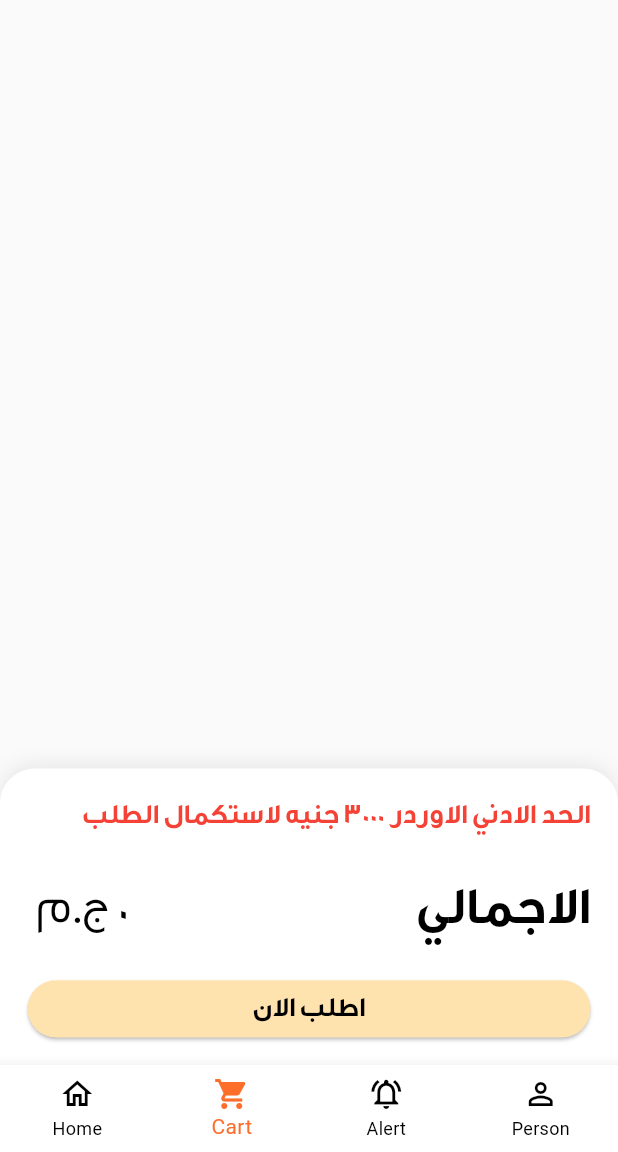
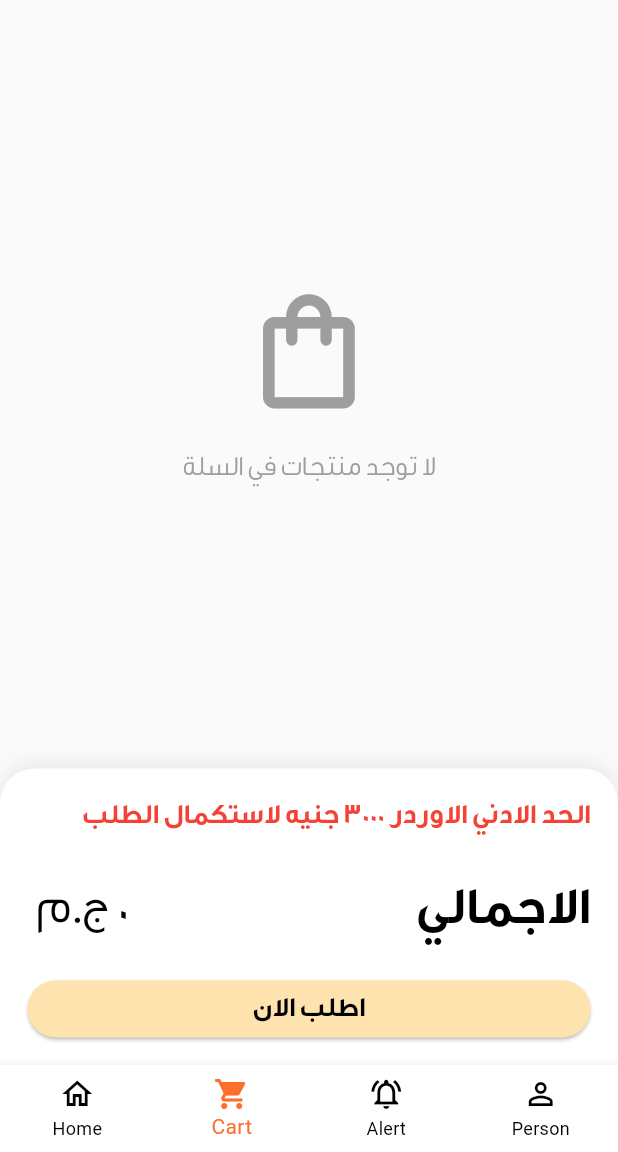
Before and after one commit to moelsayed1/awlad_khedr, a Flutter app: the CartViewPage screen opened by its route, on a phone screen of 412 x 824 dp, the part 84-1236 px from its top. Run offline on Flutter 3.47's test engine with Material 3 defaults, Android fonts, the phone set to English and light mode, and no system bars; our stand-ins replace carousel_slider, file_picker, flutter_rating_stars, flutter_screenutil, go_router, shared_preferences; accounts and stored records are empty; project files that could hold a hidden picture were left out.

Commit message:
Update CartViewPage to handle empty cart state
- Modified the cart view to display a message and icon when there are no products in the cart.
- Retained the existing ListView functionality for displaying cart items when products are available.
- Improved user experience by providing visual feedback for empty cart scenarios.

```diff
--- a/lib/features/cart/presentation/views/cart_view.dart
+++ b/lib/features/cart/presentation/views/cart_view.dart
@@ -124,8 +124,29 @@ class _CartViewPageState extends State<CartViewPage> {
             Expanded(
               child: Padding(
                 padding: EdgeInsets.all(16.0.r),
-                // This is the ListView that iterates and creates individual CartItem widgets
-                child: ListView.separated(
+                child: (widget.products.isEmpty || _quantities.every((q) => q == 0))
+                  ? Center(
+                      child: Column(
+                        mainAxisAlignment: MainAxisAlignment.center,
+                        children: [
+                          Icon(
+                            Icons.shopping_bag_outlined,
+                            size: 80.sp,
+                            color: Colors.grey,
+                          ),
+                          SizedBox(height: 16.h),
+                          Text(
+                            'لا توجد منتجات في السلة',
+                            style: TextStyle(
+                              fontSize: 16.sp,
+                              color: Colors.grey,
+                              fontFamily: baseFont,
+                            ),
+                          ),
+                        ],
+                      ),
+                    )
+                  : ListView.separated(
                       itemCount: widget.products.length,
                       separatorBuilder: (context, index) => SizedBox(height: 15.h),
                       itemBuilder: (context, index) {
```
Lines whose indentation alone changed are shown as unchanged.
